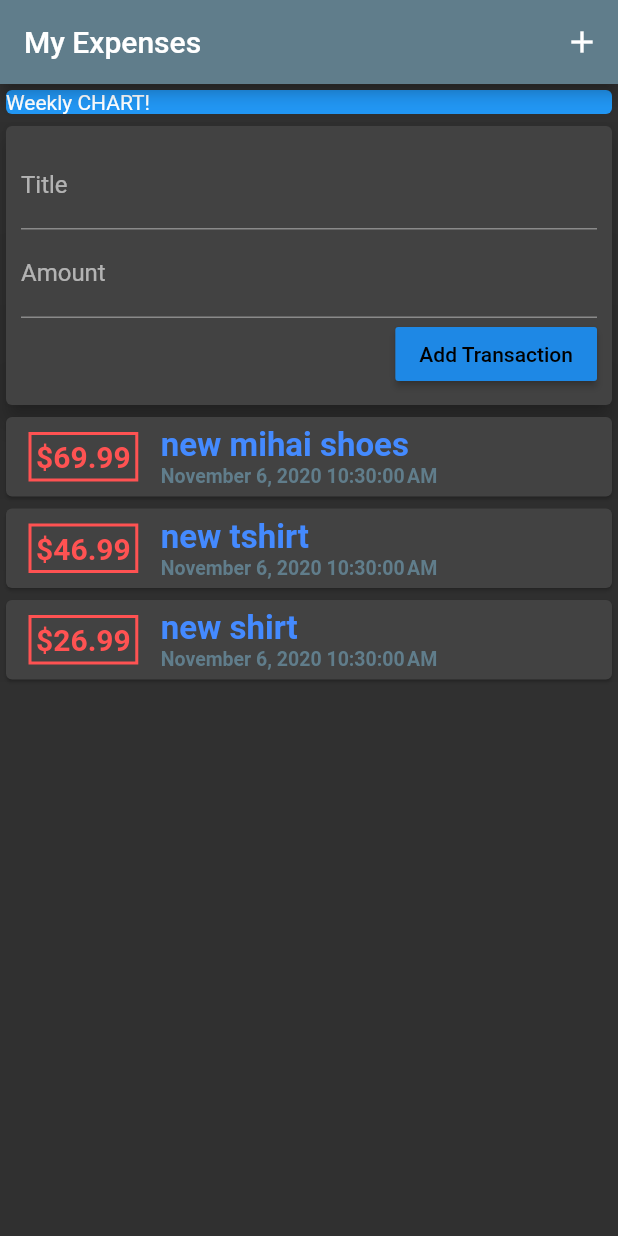
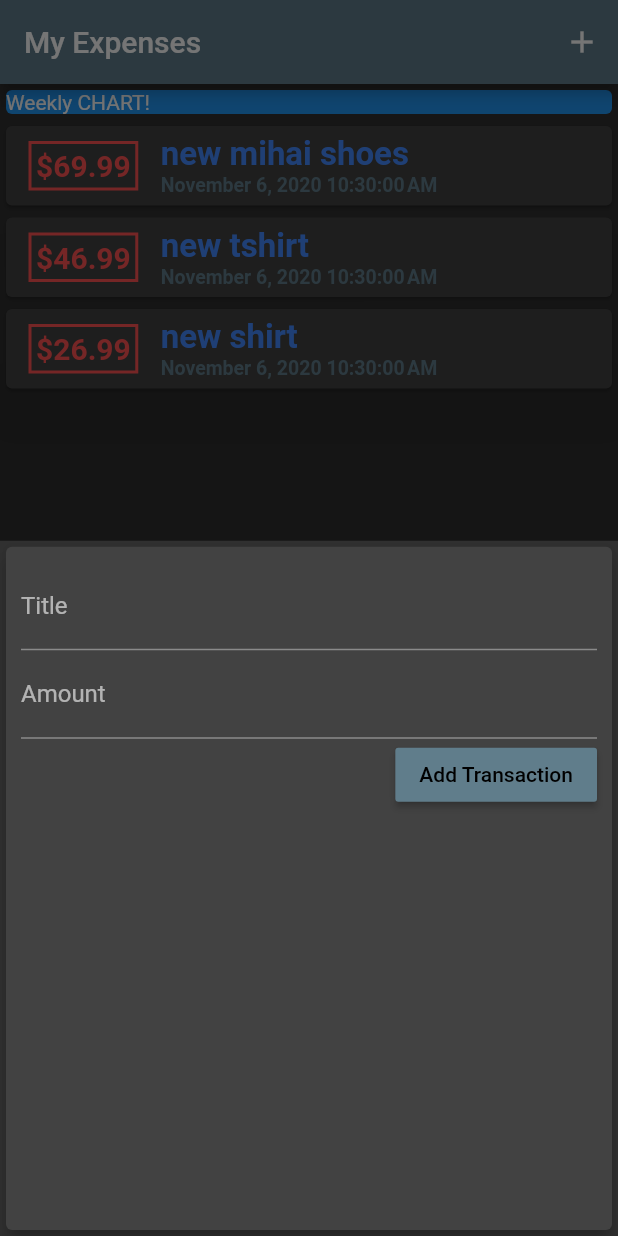
Before and after one commit to IonutSKL/myExpensesApp, a Flutter app: the screen it shows after launch, after a tap on the "add" icon, on a phone screen of 412 x 824 dp. Run offline on Flutter 3.47's test engine with Material 2 defaults, Android fonts, the phone set to English and light mode, and no system bars.

Commit message:
add button added

```diff
--- a/lib/main.dart
+++ b/lib/main.dart
@@ -1,5 +1,7 @@
 import 'package:flutter/material.dart';
-import './widgets/user_transaction.dart';
+import 'package:myExpensesApp/widgets/transaction_list.dart';
+import './widgets/new_transaction.dart';
+import './models/transaction.dart';
 
 void main() {
   runApp(MyApp());
@@ -21,9 +23,58 @@ class MyApp extends StatelessWidget {
   }
 }
 
-class MyHomePage extends StatelessWidget {
-//String titleInput;
-//String amountInput;
+class MyHomePage extends StatefulWidget {
+  @override
+  _MyHomePageState createState() => _MyHomePageState();
+}
+
+class _MyHomePageState extends State<MyHomePage> {
+  final List<Transaction> _userTransactions = [
+    Transaction(
+      id: 't555',
+      title: 'new mihai shoes',
+      amount: 69.99,
+      date: DateTime.now(),
+    ),
+    Transaction(
+      id: 't2',
+      title: 'new tshirt',
+      amount: 46.99,
+      date: DateTime.now(),
+    ),
+    Transaction(
+      id: 't3',
+      title: 'new shirt',
+      amount: 26.99,
+      date: DateTime.now(),
+    ),
+  ];
+
+  void _addNewTransaction(String txTitle, double txAmount) {
+    final newTx = Transaction(
+      title: txTitle,
+      amount: txAmount,
+      date: DateTime.now(),
+      id: DateTime.now().toString(),
+    );
+
+    setState(() {
+      _userTransactions.add(newTx);
+    });
+  }
+
+  void _startAddNewTransaction(BuildContext ctx) {
+    showModalBottomSheet(
+      context: ctx,
+      builder: (_) {
+        return GestureDetector(
+          onTap: () {},
+          child: NewTransaction(_addNewTransaction),
+          behavior: HitTestBehavior.opaque,
+        );
+      },
+    );
+  }
 
   @override
   Widget build(BuildContext context) {
@@ -34,7 +85,7 @@ class MyHomePage extends StatelessWidget {
         actions: <Widget>[
           IconButton(
             icon: Icon(Icons.add),
-            onPressed: () {},
+            onPressed: () => _startAddNewTransaction(context),
           ),
         ],
       ),
@@ -51,9 +102,15 @@ class MyHomePage extends StatelessWidget {
                 elevation: 100,
               ),
             ),
-            UserTransactions(),
+            TransactionList(_userTransactions)
           ],
         ),
+      ),
+      floatingActionButtonLocation: FloatingActionButtonLocation.centerFloat,
+      floatingActionButton: FloatingActionButton(
+        child: Icon(Icons.add),
+        onPressed: () => _startAddNewTransaction(context),
+        backgroundColor: Colors.blueGrey,
       ),
     );
   }
--- a/lib/widgets/new_transaction.dart
+++ b/lib/widgets/new_transaction.dart
@@ -1,12 +1,18 @@
 import 'package:flutter/material.dart';
-import './user_transaction.dart';
 
-class NewTransaction extends StatelessWidget {
-  final titleController = TextEditingController();
-  final amountController = TextEditingController();
+class NewTransaction extends StatefulWidget {
   final Function addTx;
 
   NewTransaction(this.addTx);
+
+  @override
+  _NewTransactionState createState() => _NewTransactionState();
+}
+
+class _NewTransactionState extends State<NewTransaction> {
+  final titleController = TextEditingController();
+
+  final amountController = TextEditingController();
 
   void submitData() {
     final enteredTitle = titleController.text;
@@ -16,10 +22,12 @@ class NewTransaction extends StatelessWidget {
       return;
     }
 
-    addTx(
+    widget.addTx(
       enteredTitle,
       enteredAmount,
     );
+
+    Navigator.of(context).pop();
   }
 
   @override
@@ -55,6 +63,7 @@ class NewTransaction extends StatelessWidget {
               splashColor: Colors.green,
               textColor: Colors.black,
               child: Text('Add Transaction'),
+              color: Colors.blueGrey,
             ),
           ],
         ),
--- a/lib/widgets/transaction_list.dart
+++ b/lib/widgets/transaction_list.dart
@@ -1,7 +1,6 @@
 import 'package:flutter/material.dart';
 import 'package:intl/intl.dart';
 import 'package:myExpensesApp/models/transaction.dart';
-import './user_transaction.dart';
 
 class TransactionList extends StatelessWidget {
 
--- a/lib/widgets/user_transaction.dart
+++ /dev/null
@@ -1,55 +0,0 @@
-import 'package:flutter/material.dart';
-import './new_transaction.dart';
-import './transaction_list.dart';
-import '../models/transaction.dart';
-
-class UserTransactions extends StatefulWidget {
-  @override
-  _UserTransactionsState createState() => _UserTransactionsState();
-}
-
-class _UserTransactionsState extends State<UserTransactions> {
-  final List<Transaction> _userTransactions = [
-    Transaction(
-      id: 't555',
-      title: 'new mihai shoes',
-      amount: 69.99,
-      date: DateTime.now(),
-    ),
-    Transaction(
-      id: 't2',
-      title: 'new tshirt',
-      amount: 46.99,
-      date: DateTime.now(),
-    ),
-    Transaction(
-      id: 't3',
-      title: 'new shirt',
-      amount: 26.99,
-      date: DateTime.now(),
-    ),
-  ];
-
-  void _addNewTransaction(String txTitle, double txAmount) {
-    final newTx = Transaction(
-      title: txTitle,
-      amount: txAmount,
-      date: DateTime.now(),
-      id: DateTime.now().toString(),
-    );
-
-    setState(() {
-      _userTransactions.add(newTx);
-    });
-  }
-
-  @override
-  Widget build(BuildContext context) {
-    return Column(
-      children: <Widget>[
-        NewTransaction(_addNewTransaction),
-        TransactionList(_userTransactions),
-      ],
-    );
-  }
-}
```
